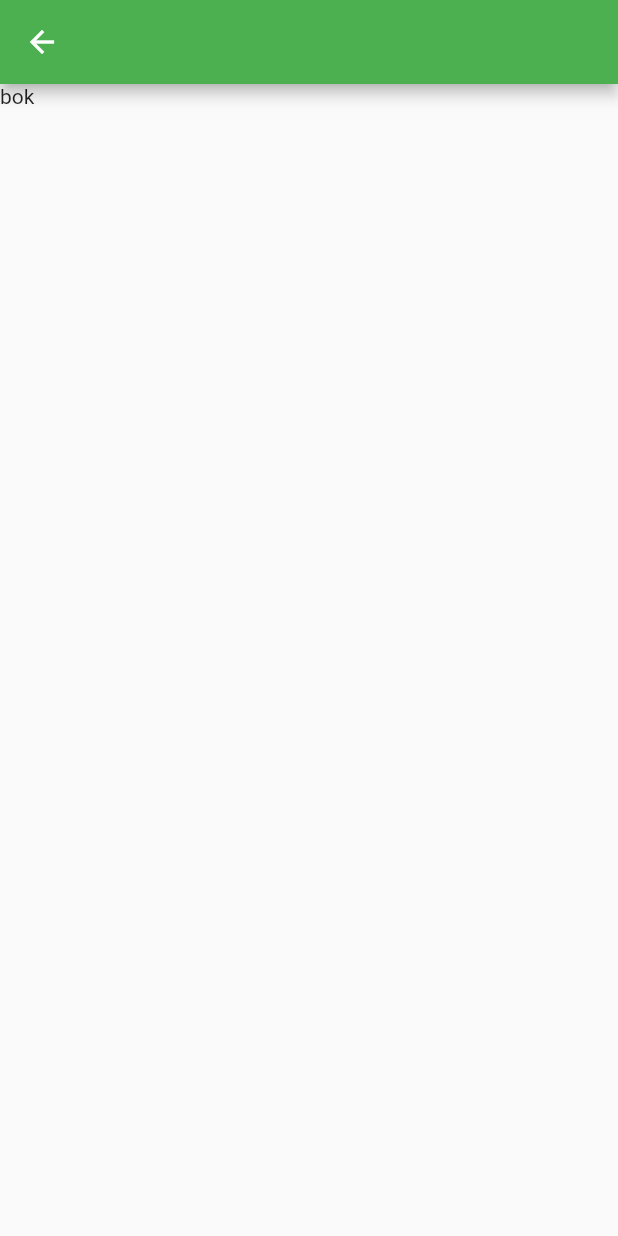
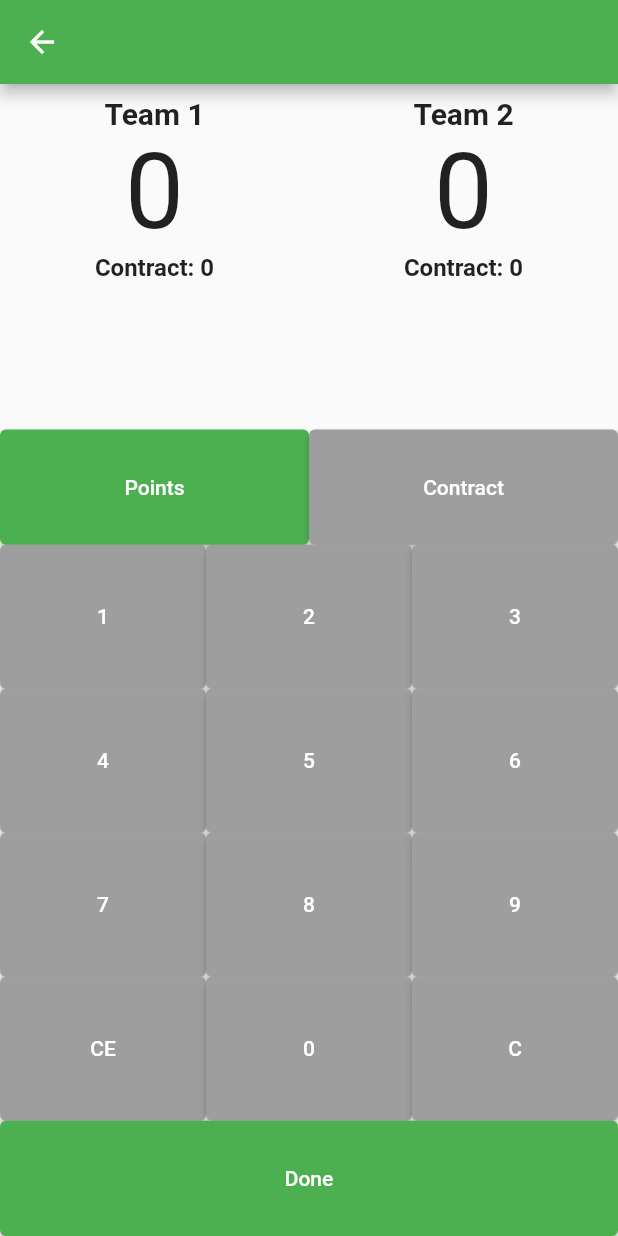
Before and after one commit to Beertija/Bela-Blok, a Flutter app: the GameResultScreen screen opened directly, on a phone screen of 412 x 824 dp. Run offline on Flutter 3.47's test engine with Material 2 defaults, Android fonts, the phone set to English and light mode, and no system bars.

Commit message:
First version of adding game result display

```diff
--- a/lib/screens/game_result_screen.dart
+++ b/lib/screens/game_result_screen.dart
@@ -1,4 +1,7 @@
+import 'package:bela_blok/components/number_plate_template.dart';
 import 'package:flutter/material.dart';
+
+import '../components/team_score_template.dart';
 
 class GameResultScreen extends StatefulWidget {
   const GameResultScreen({Key? key}) : super(key: key);
@@ -8,6 +11,31 @@ class GameResultScreen extends StatefulWidget {
 }
 
 class _GameResultScreenState extends State<GameResultScreen> {
+  bool pointsActive = true;
+  String teamFirst = "Team 1";
+  String teamSecond = "Team 2";
+  String done = "Done";
+  String points = "Points";
+  String contract = "Contract";
+  final listOfKeypads = <String>[
+    "0",
+    "1",
+    "2",
+    "3",
+    "4",
+    "5",
+    "6",
+    "7",
+    "8",
+    "9",
+    "C",
+    "CE"
+  ];
+  int pointsFirstTeam = 0;
+  int contractFirstTeam = 0;
+  int pointsSecondTeam = 0;
+  int contractSecondTeam = 0;
+
   @override
   Widget build(BuildContext context) {
     return WillPopScope(
@@ -27,9 +55,135 @@ class _GameResultScreenState extends State<GameResultScreen> {
               )),
         ),
         body: Column(
-          children: [Expanded(child: Text("bok"))],
+          children: [
+            Expanded(
+              flex: 3,
+              child: Padding(
+                padding: const EdgeInsets.only(top: 8),
+                child: Row(
+                  mainAxisAlignment: MainAxisAlignment.spaceEvenly,
+                  children: [
+                    TeamScore(
+                      teamName: teamFirst,
+                      teamPoints: pointsFirstTeam,
+                      teamContract: contractFirstTeam,
+                    ),
+                    TeamScore(
+                      teamName: teamSecond,
+                      teamPoints: pointsSecondTeam,
+                      teamContract: contractSecondTeam,
+                    ),
+                  ],
+                ),
+              ),
+            ),
+            Expanded(
+              flex: 1,
+              child: Row(
+                crossAxisAlignment: CrossAxisAlignment.stretch,
+                children: [
+                  Expanded(
+                      flex: 1,
+                      child: ElevatedButton(
+                        onPressed: () {
+                          setState(() {
+                            pointsActive = true;
+                          });
+                        },
+                        style: pointsActive
+                            ? ElevatedButton.styleFrom(primary: Colors.green)
+                            : ElevatedButton.styleFrom(primary: Colors.grey),
+                        child: Text(points),
+                      )),
+                  Expanded(
+                      flex: 1,
+                      child: ElevatedButton(
+                        onPressed: () {
+                          setState(() {
+                            pointsActive = false;
+                          });
+                        },
+                        style: pointsActive
+                            ? ElevatedButton.styleFrom(primary: Colors.grey)
+                            : ElevatedButton.styleFrom(primary: Colors.green),
+                        child: Text(contract),
+                      ))
+                ],
+              ),
+            ),
+            Expanded(
+              flex: 5,
+              child: Column(
+                children: [
+                  Expanded(
+                    flex: 1,
+                    child: Row(
+                      crossAxisAlignment: CrossAxisAlignment.stretch,
+                      children: [
+                        NumberPad(keyPoint_value: 0, keyPoint: listOfKeypads[1]),
+                        NumberPad(keyPoint_value: 1, keyPoint: listOfKeypads[2]),
+                        NumberPad(keyPoint_value: 2, keyPoint: listOfKeypads[3])
+                      ],
+                    ),
+                  ),
+                  Expanded(
+                    flex: 1,
+                    child: Row(
+                      crossAxisAlignment: CrossAxisAlignment.stretch,
+                      children: [
+                        NumberPad(keyPoint_value: 0, keyPoint: listOfKeypads[4]),
+                        NumberPad(keyPoint_value: 1, keyPoint: listOfKeypads[5]),
+                        NumberPad(keyPoint_value: 2, keyPoint: listOfKeypads[6])
+                      ],
+                    ),
+                  ),
+                  Expanded(
+                    flex: 1,
+                    child: Row(
+                      crossAxisAlignment: CrossAxisAlignment.stretch,
+                      children: [
+                        NumberPad(keyPoint_value: 0, keyPoint: listOfKeypads[7]),
+                        NumberPad(keyPoint_value: 1, keyPoint: listOfKeypads[8]),
+                        NumberPad(keyPoint_value: 2, keyPoint: listOfKeypads[9])
+                      ],
+                    ),
+                  ),
+                  Expanded(
+                    flex: 1,
+                    child: Row(
+                      crossAxisAlignment: CrossAxisAlignment.stretch,
+                      children: [
+                        NumberPad(keyPoint_value: 0, keyPoint: listOfKeypads[11]),
+                        NumberPad(keyPoint_value: 1, keyPoint: listOfKeypads[0]),
+                        NumberPad(keyPoint_value: 2, keyPoint: listOfKeypads[10])
+                      ],
+                    ),
+                  ),
+                ],
+              ),
+            ),
+            Expanded(
+              flex: 1,
+              child: SizedBox(
+                width: double.infinity,
+                child: ElevatedButton(
+                  onPressed: openGame,
+                  child: Text(done),
+                ),
+              ),
+            ),
+          ],
         ),
       ),
     );
   }
+
+  void openGame() {
+    openGameResultScreen();
+  }
+
+  Future<void> openGameResultScreen() async {
+    await Navigator.push(context,
+        MaterialPageRoute(builder: (context) => const GameResultScreen()));
+  }
 }
```
